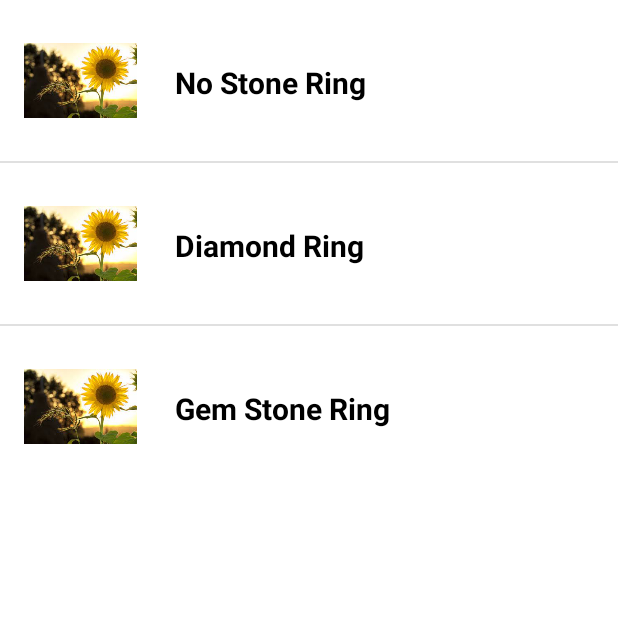
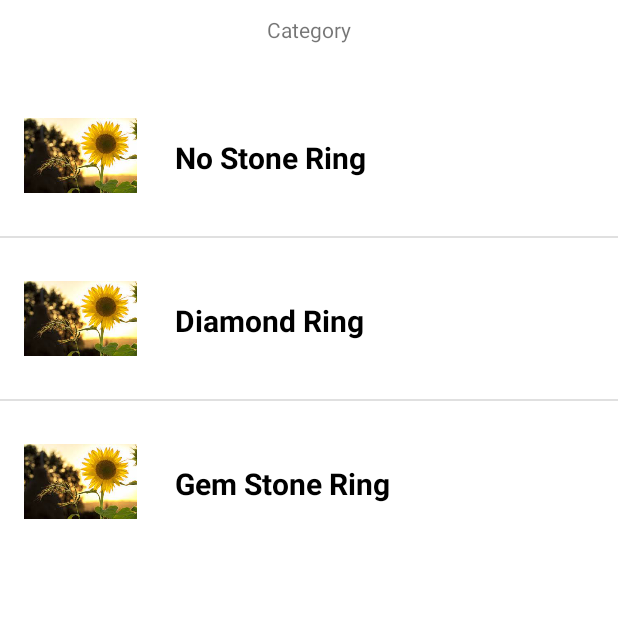
Before and after one commit to gurt9466/JewelryPricingApp, an Android app: the Rlist screen opened directly, with no data from a screen before it, on a phone screen of 412 x 824 dp, the top half of it. Run offline under Robolectric (Android 15) with nearby library versions, the phone set to English and light mode, and no system bars.

Commit message:
Update activity_rlist.xml

```diff
--- a/app/src/main/res/layout/activity_rlist.xml
+++ b/app/src/main/res/layout/activity_rlist.xml
@@ -8,8 +8,18 @@
     tools:context=".Rlist"
     android:orientation="horizontal">
 
-    <ListView
+
+    <TextView
+        android:id="@+id/textView"
         android:layout_width="match_parent"
         android:layout_height="wrap_content"
-        android:id="@+id/list_view"/>
+        android:gravity="center"
+        android:padding="10sp"
+        android:text="Category" />
+
+    <ListView
+        android:id="@+id/list_view"
+        android:layout_marginTop="50sp"
+        android:layout_width="match_parent"
+        android:layout_height="wrap_content" />
 </RelativeLayout>
```
